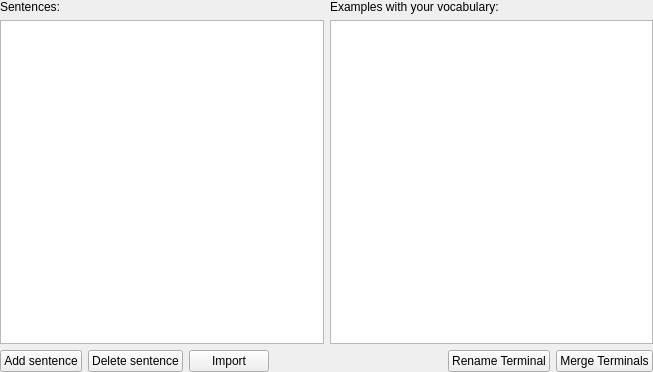
First picture: the form in simon/src/simonmodelmanagementui/grammarview.ui, repository KDE/simon, before the edit.
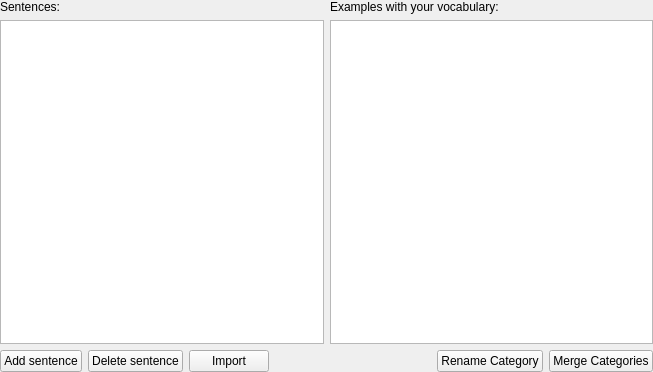
Second picture: the form after the edit. Icons and pictures are not drawn. Custom widgets are drawn as their Qt base class.

Commit message: Terminal->Category

Patch:
```diff
--- a/simon/src/simonmodelmanagementui/grammarview.ui
+++ b/simon/src/simonmodelmanagementui/grammarview.ui
@@ -98,7 +98,7 @@
        <item>
         <widget class="KPushButton" name="pbRename">
          <property name="text">
-          <string>Rename Terminal</string>
+          <string>Rename Category</string>
          </property>
          <property name="checkable">
           <bool>false</bool>
@@ -108,7 +108,7 @@
        <item>
         <widget class="KPushButton" name="pbMerge">
          <property name="text">
-          <string>Merge Terminals</string>
+          <string>Merge Categories</string>
          </property>
          <property name="checkable">
           <bool>false</bool>
```
